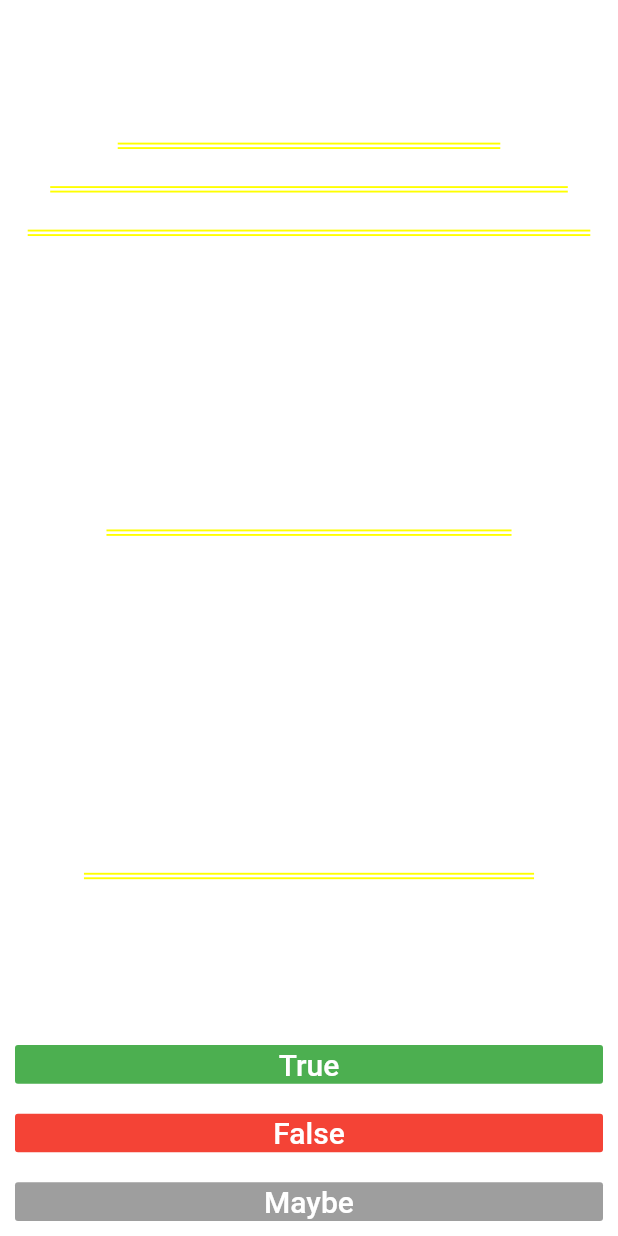
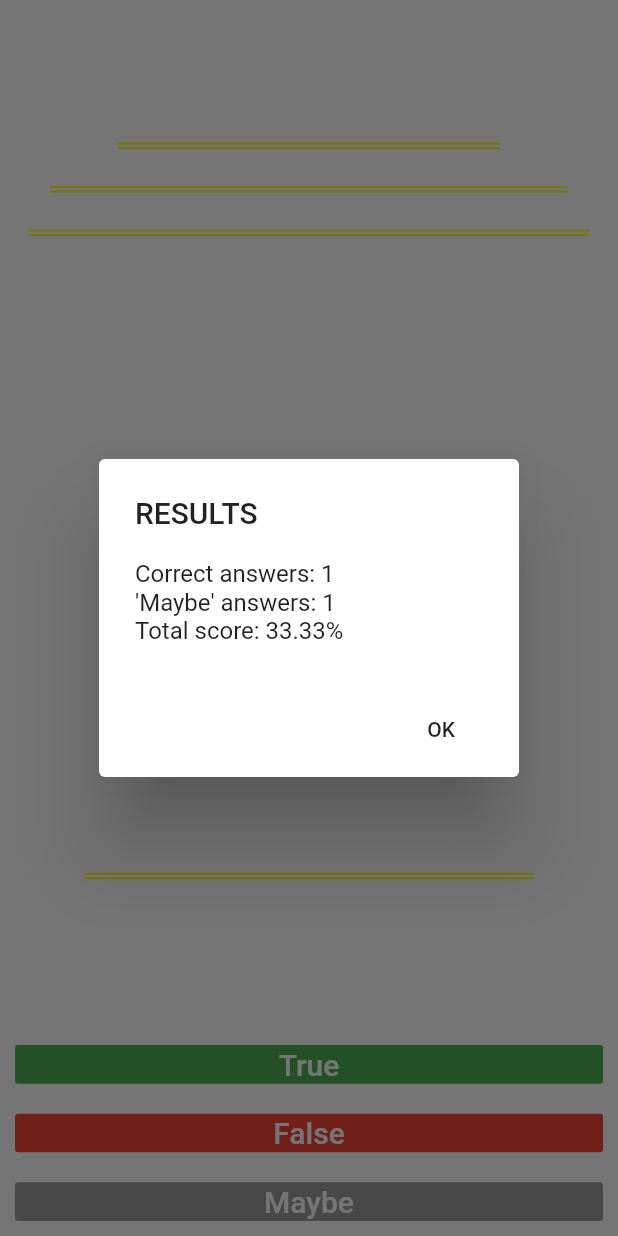
Before and after one commit to brunomendesdecarvalho/quizzler, a Flutter app: the screen it shows after launch, after a tap on "True", after a tap on "False", after a tap on "Maybe", on a phone screen of 412 x 824 dp. Run offline on Flutter 3.47's test engine with Material 2 defaults, Android fonts, the phone set to English and light mode, and no system bars.

Commit message:
add feedback at the end of quiz

```diff
--- a/lib/main.dart
+++ b/lib/main.dart
@@ -36,7 +36,6 @@ class _QuizPageState extends State<QuizPage> {
       userAnswer = !userAnswer;
     }
     setState(() {
-      if (quizBrain.isFinished() == false) {
       quizBrain.calcProgress();
       if (userAnswer == correctAnswer && userPickedAnswer != 'maybe') {
         quizBrain.calcCorrectRate(true);
@@ -52,17 +51,60 @@ class _QuizPageState extends State<QuizPage> {
         ));
       } else {
         quizBrain.calcCorrectRate(false);
+        quizBrain.addMaybe();
         scoreKeeper.add(Icon(
           Icons.circle,
           color: Colors.grey,
         ));
       }
+      if (quizBrain.isFinished() == false) {
         quizBrain.nextQuestion();
       } else {
+        quizBrain.showQuizResults(context);
         quizBrain.reset();
         scoreKeeper = [];
       }
     });
+  }
+
+  Widget buildText(String text) {
+    return Expanded(
+        flex: 5,
+        child: Padding(
+          padding: EdgeInsets.all(2.0),
+          child: Center(
+            child: Text(
+              text,
+              textAlign: TextAlign.center,
+              style: TextStyle(
+                fontSize: 25.0,
+                color: Colors.white,
+              ),
+            ),
+          ),
+        ));
+  }
+
+  Widget buildButton(String buttonText, Color buttonColor, String answerInput) {
+    return Expanded(
+      child: Padding(
+        padding: EdgeInsets.all(10.0),
+        child: FlatButton(
+          textColor: Colors.white,
+          color: buttonColor,
+          child: Text(
+            buttonText,
+            style: TextStyle(
+              color: Colors.white,
+              fontSize: 20.0,
+            ),
+          ),
+          onPressed: () {
+            checkAnswer(answerInput);
+          },
+        ),
+      ),
+    );
   }
 
   @override
@@ -71,112 +113,14 @@ class _QuizPageState extends State<QuizPage> {
       mainAxisAlignment: MainAxisAlignment.spaceBetween,
       crossAxisAlignment: CrossAxisAlignment.stretch,
       children: <Widget>[
-        Expanded(
-            flex: 5,
-            child: Padding(
-              padding: EdgeInsets.all(10.0),
-              child: Center(
-                child: Text(
-                  quizBrain.getQuestionText(),
-                  textAlign: TextAlign.center,
-                  style: TextStyle(
-                    fontSize: 25.0,
-                    color: Colors.white,
-                  ),
-                ),
-              ),
-            )),
-        Expanded(
-            flex: 5,
-            child: Padding(
-              padding: EdgeInsets.all(2.0),
-              child: Center(
-                child: Text(
-                  'Correct Rate: ' +
-                      quizBrain.getCorrectRate().toString() +
-                      '%',
-                  textAlign: TextAlign.center,
-                  style: TextStyle(
-                    fontSize: 25.0,
-                    color: Colors.white,
-                  ),
-                ),
-              ),
-            )),
-        Expanded(
-            flex: 5,
-            child: Padding(
-              padding: EdgeInsets.all(2.0),
-              child: Center(
-                child: Text(
-                  'Total Progress: ' +
-                      quizBrain.getProgressRate().toString() +
-                      '%',
-                  textAlign: TextAlign.center,
-                  style: TextStyle(
-                    fontSize: 25.0,
-                    color: Colors.white,
-                  ),
-                ),
-              ),
-            )),
-        Expanded(
-          child: Padding(
-            padding: EdgeInsets.all(10.0),
-            child: FlatButton(
-              textColor: Colors.white,
-              color: Colors.green,
-              child: Text(
-                'True',
-                style: TextStyle(
-                  color: Colors.white,
-                  fontSize: 20.0,
-                ),
-              ),
-              onPressed: () {
-                checkAnswer("true");
-              },
-            ),
-          ),
-        ),
-        Expanded(
-          child: Padding(
-            padding: EdgeInsets.all(10.0),
-            child: FlatButton(
-              textColor: Colors.white,
-              color: Colors.red,
-              child: Text(
-                'False',
-                style: TextStyle(
-                  color: Colors.white,
-                  fontSize: 20.0,
-                ),
-              ),
-              onPressed: () {
-                checkAnswer("false");
-              },
-            ),
-          ),
-        ),
-        Expanded(
-          child: Padding(
-            padding: EdgeInsets.all(10.0),
-            child: FlatButton(
-              textColor: Colors.white,
-              color: Colors.grey,
-              child: Text(
-                'Maybe',
-                style: TextStyle(
-                  color: Colors.white,
-                  fontSize: 20.0,
-                ),
-              ),
-              onPressed: () {
-                checkAnswer("maybe");
-              },
-            ),
-          ),
-        ),
+        buildText(quizBrain.getQuestionText()),
+        buildText(
+            'Correct Rate: ' + quizBrain.getCorrectRate().toString() + '%'),
+        buildText(
+            'Total Progress: ' + quizBrain.getProgressRate().toString() + '%'),
+        buildButton('True', Colors.green, 'true'),
+        buildButton('False', Colors.red, 'false'),
+        buildButton('Maybe', Colors.grey, 'maybe'),
         Row(
           children: scoreKeeper,
         ),
--- a/lib/quiz_brain.dart
+++ b/lib/quiz_brain.dart
@@ -1,9 +1,12 @@
+import 'package:flutter/material.dart';
+
 import 'question.dart';
 
 class QuizBrain {
   int _questionNumber = 0;
   int _progress = 0;
   int _correctAnswers = 0;
+  int _maybeAnswers = 0;
   double _correctRate = 0.0;
   double _progressRate = 0.0;
 
@@ -47,6 +50,10 @@ class QuizBrain {
     _progressRate = _progress / _questionBank.length;
   }
 
+  void addMaybe() {
+    this._maybeAnswers += 1;
+  }
+
   double getProgressRate() {
     return _progressRate;
   }
@@ -62,8 +69,37 @@ class QuizBrain {
   void reset() {
     _progress = 0;
     _correctAnswers = 0;
+    _maybeAnswers = 0;
     _progressRate = 0.0;
     _correctRate = 0.0;
     _questionNumber = 0;
   }
+
+  showQuizResults(BuildContext context) {
+    Widget okButton = FlatButton(
+      child: Text("OK"),
+      onPressed: () {
+        Navigator.pop(context);
+      },
+    );
+    AlertDialog alerta = AlertDialog(
+      title: Text("RESULTS"),
+      content: Text("Correct answers: " +
+          this._correctAnswers.toString() +
+          "\n'Maybe' answers: " +
+          this._maybeAnswers.toString() +
+          "\nTotal score: " +
+          this._correctRate.toStringAsFixed(2) +
+          "%"),
+      actions: [
+        okButton,
+      ],
+    );
+    showDialog(
+      context: context,
+      builder: (BuildContext context) {
+        return alerta;
+      },
+    );
+  }
 }
```
Lines whose indentation alone changed are shown as unchanged.
